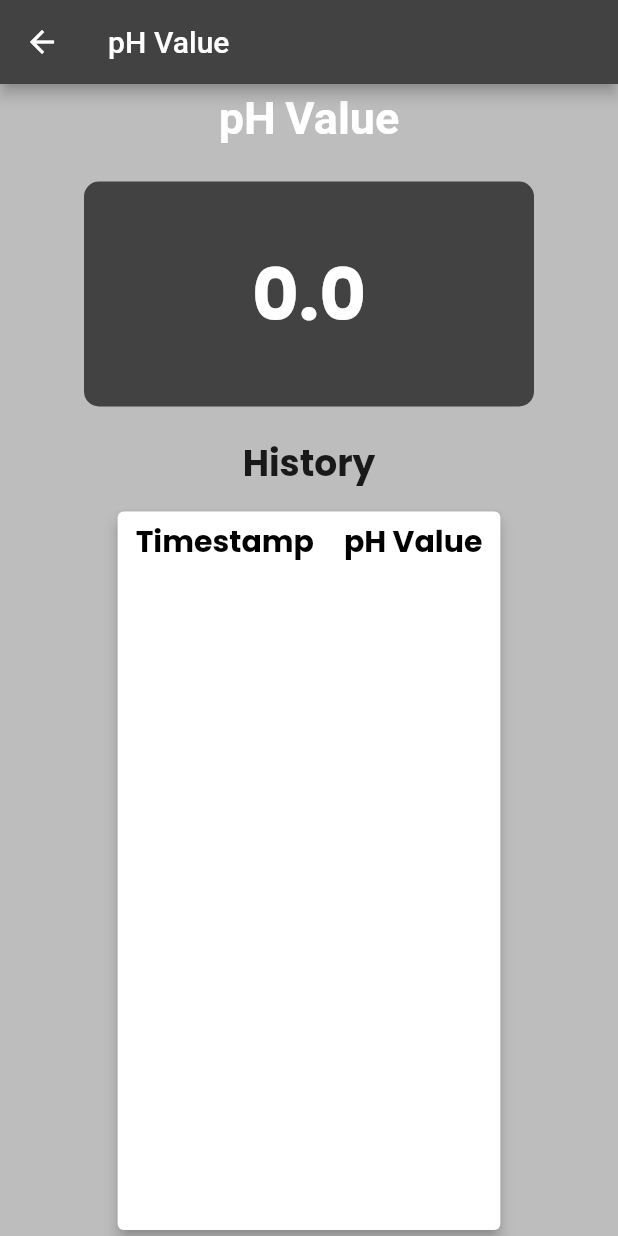
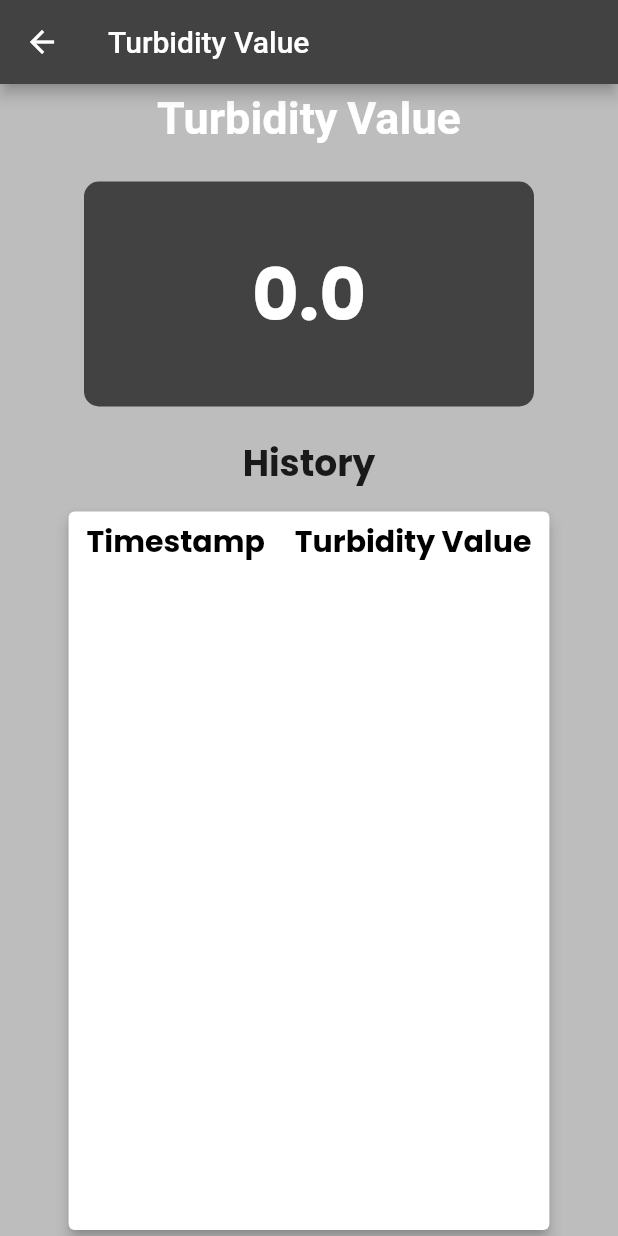
Before and after one commit to prasnaaryal/intruderdetection, a Flutter app: the screen it shows after launch, on a phone screen of 412 x 824 dp. Run offline on Flutter 3.47's test engine with Material 2 defaults, Android fonts, the light colour scheme and no system bars; drawn by our look-alikes of loader_overlay; our stand-ins replace cloud_firestore, firebase_auth, firebase_core, firebase_database, firebase_messaging, firebase_storage and 6 more; accounts and stored records are empty; Roboto replaces fonts that are missing (Times New Roman).

Commit message:
turbidity sensor page added

```diff
--- /dev/null
+++ b/lib/Screens/Turbidity_value.dart
@@ -0,0 +1,157 @@
+import 'package:firebase_core/firebase_core.dart';
+import 'package:firebase_database/firebase_database.dart';
+import 'package:flutter/material.dart';
+import 'package:intruderdetection/Screens/dashboard.dart';
+
+class TurbidityValue extends StatefulWidget {
+  @override
+  _TurbidityValueState createState() => _TurbidityValueState();
+}
+
+class _TurbidityValueState extends State<TurbidityValue> {
+  DatabaseReference? _databaseReference;
+  double turbidity = 0.0;
+  List<Map<String, dynamic>> sensorData = [];
+
+  @override
+  void initState() {
+    super.initState();
+    initializeFirebase();
+  }
+
+  Future<void> initializeFirebase() async {
+    await Firebase.initializeApp();
+    _databaseReference = FirebaseDatabase.instance.reference().child("test");
+    _databaseReference!.child("turbidity").onValue.listen((event) {
+      final data = event.snapshot.value;
+      if (data != null) {
+        setState(() {
+          turbidity = double.parse(data.toString());
+          sensorData.add({
+            "timestamp": DateTime.now(),
+            "turbidity": turbidity,
+          });
+        });
+        checkTurbidityLevel();
+      }
+    });
+  }
+
+  void checkTurbidityLevel() {
+    // Implement your logic to check the turbidity level
+    // You can use the turbidity value and sensorData list here
+    // For example, you can display a notification based on the turbidity value
+  }
+
+  @override
+  Widget build(BuildContext context) {
+    return Scaffold(
+      backgroundColor: Colors.black26,
+      appBar: AppBar(
+        backgroundColor: Colors.grey[800],
+        title: Text(
+          "Turbidity Value",
+          style: TextStyle(
+            color: Colors.white,
+            fontFamily: "Times New Roman",
+          ),
+        ),
+        leading: IconButton(
+          icon: Icon(Icons.arrow_back, color: Colors.white),
+          onPressed: () {
+            Navigator.pop(context);
+            Navigator.push(
+              context,
+              MaterialPageRoute(builder: (context) => Dashboard()),
+            );
+          },
+        ),
+      ),
+      body: Center(
+        child: Column(
+          mainAxisAlignment: MainAxisAlignment.center,
+          children: [
+            Text(
+              "Turbidity Value",
+              style: TextStyle(
+                color: Colors.white,
+                fontSize: 30,
+                fontFamily: "Times New Roman",
+                fontWeight: FontWeight.bold,
+              ),
+            ),
+            SizedBox(height: 20),
+            Container(
+              width: 300,
+              height: 150,
+              decoration: BoxDecoration(
+                color: Colors.grey[800],
+                borderRadius: BorderRadius.circular(10),
+              ),
+              child: Center(
+                child: Text(
+                  "${turbidity.toStringAsFixed(1)}",
+                  style: TextStyle(
+                    fontSize: 48,
+                    fontWeight: FontWeight.bold,
+                    color: Colors.white,
+                  ),
+                ),
+              ),
+            ),
+            SizedBox(height: 20),
+            Text(
+              'History',
+              style: TextStyle(
+                fontSize: 24,
+                fontWeight: FontWeight.bold,
+              ),
+            ),
+            SizedBox(height: 10),
+            Expanded(
+              child: Card(
+                elevation: 4,
+                child: SingleChildScrollView(
+                  scrollDirection: Axis.horizontal,
+                  child: DataTable(
+                    columnSpacing: 20,
+                    headingRowHeight: 40,
+                    dataRowHeight: 56,
+                    horizontalMargin: 12,
+                    headingTextStyle: TextStyle(
+                      color: Colors.black,
+                      fontWeight: FontWeight.bold,
+                      fontSize: 20,
+                    ),
+                    dataTextStyle: TextStyle(
+                      color: Colors.black,
+                      fontSize: 18,
+                    ),
+                    columns: [
+                      DataColumn(label: Text('Timestamp')),
+                      DataColumn(label: Text('Turbidity Value')),
+                    ],
+                    rows: sensorData
+                        .map(
+                          (data) => DataRow(
+                        cells: [
+                          DataCell(Text(data['timestamp'].toString())),
+                          DataCell(
+                            Text(
+                              '${data['turbidity'].toStringAsFixed(1)}',
+                            ),
+                          ),
+                        ],
+                      ),
+                    )
+                        .toList(),
+                  ),
+                ),
+              ),
+            ),
+          ],
+        ),
+      ),
+    );
+  }
+}
--- a/lib/Screens/dashboard.dart
+++ b/lib/Screens/dashboard.dart
@@ -5,7 +5,6 @@ import 'package:intruderdetection/Screens/UploadAndViewImagesIntruders.dart';
 import 'package:intruderdetection/Screens/biometrics_login.dart';
 import 'package:intruderdetection/Screens/changepin.dart';
 import 'package:intruderdetection/Screens/ph.dart';
-import 'package:intruderdetection/Screens/ph_value.dart';
 
 class Dashboard extends StatefulWidget {
   const Dashboard({Key? key}) : super(key: key);
--- a/lib/main.dart
+++ b/lib/main.dart
@@ -4,13 +4,13 @@ import 'package:flutter/material.dart';
 import 'package:flutter_local_notifications/flutter_local_notifications.dart';
 import 'package:google_fonts/google_fonts.dart';
 import 'package:intruderdetection/Screens/Register.dart';
+import 'package:intruderdetection/Screens/Turbidity_value.dart';
 import 'package:intruderdetection/Screens/biometrics_login.dart';
 import 'package:intruderdetection/Screens/changepin.dart';
 import 'package:intruderdetection/Screens/dashboard.dart';
 import 'package:intruderdetection/Screens/forgetpin.dart';
 import 'package:intruderdetection/Screens/login.dart';
 import 'package:intruderdetection/Screens/ph.dart';
-import 'package:intruderdetection/Screens/ph_value.dart';
 import 'package:intruderdetection/Services/notification_services.dart';
 import 'package:intruderdetection/repositories/intruderPhoto_repo.dart';
 import 'package:intruderdetection/viewmodel/auth_viewmodel.dart';
@@ -112,7 +112,7 @@ class MyApp extends StatelessWidget {
               )),
               textTheme: GoogleFonts.poppinsTextTheme(),
             ),
-            initialRoute: "/ph",
+            initialRoute: "/tur",
             routes: {
               "/login": (BuildContext context) => LoginScreen(),
               "/dashboard": (BuildContext context) => Dashboard(),
@@ -123,6 +123,7 @@ class MyApp extends StatelessWidget {
               "/register": (BuildContext context) => RegisterScreen(),
               "/changepassword": (BuildContext context) => Changepassword(),
               "/ph":(BuildContext context) => pHvalue(),
+              "/tur":(BuildContext context) => TurbidityValue(),
             },
           );
         }),
```
